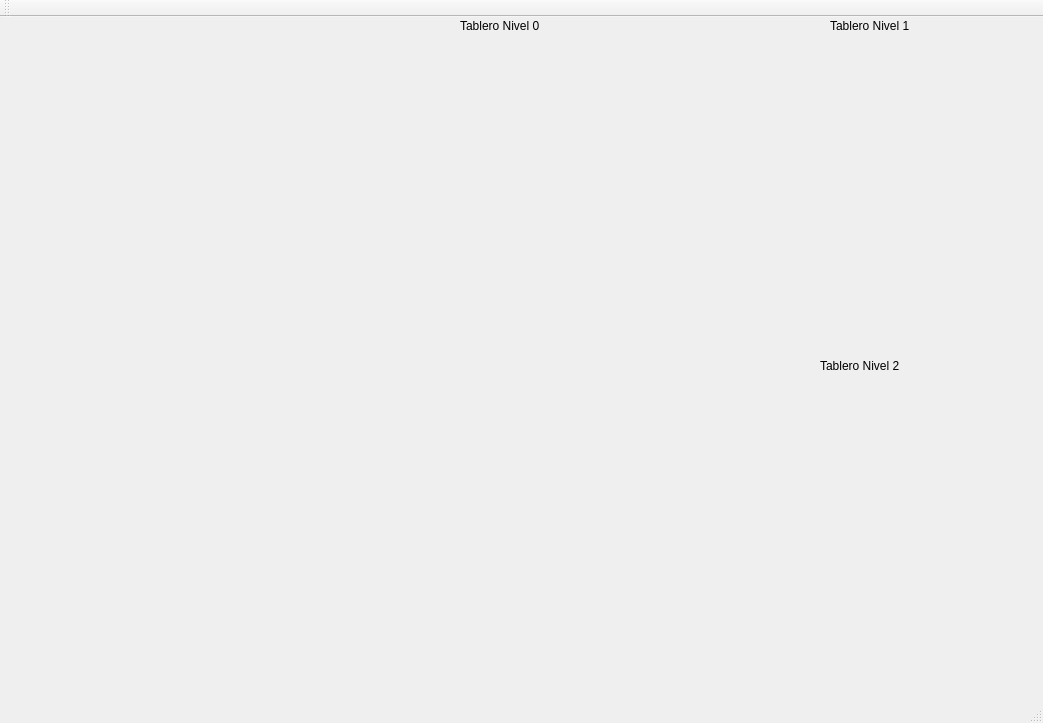
Qt form mainwindow.ui (EduardoGarcia360/EDDProyecto1) before a commit.
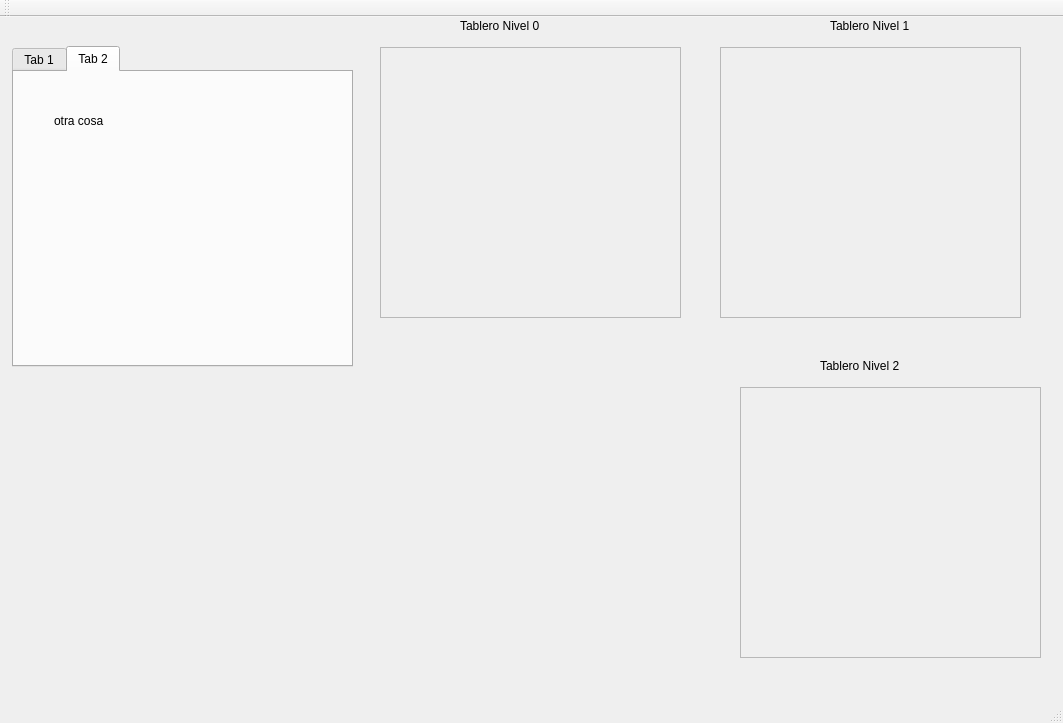
The same form after that commit.

```diff
--- a/mainwindow.ui
+++ b/mainwindow.ui
@@ -6,7 +6,7 @@
    <rect>
     <x>0</x>
     <y>0</y>
-    <width>1043</width>
+    <width>1063</width>
     <height>723</height>
    </rect>
   </property>
@@ -14,17 +14,6 @@
    <string>MainWindow</string>
   </property>
   <widget class="QWidget" name="centralWidget">
-   <widget class="QWidget" name="gridLayoutWidget">
-    <property name="geometry">
-     <rect>
-      <x>380</x>
-      <y>40</y>
-      <width>291</width>
-      <height>271</height>
-     </rect>
-    </property>
-    <layout class="QGridLayout" name="Tablero0"/>
-   </widget>
    <widget class="QLabel" name="label">
     <property name="geometry">
      <rect>
@@ -38,17 +27,6 @@
      <string>Tablero Nivel 0</string>
     </property>
    </widget>
-   <widget class="QWidget" name="gridLayoutWidget_2">
-    <property name="geometry">
-     <rect>
-      <x>730</x>
-      <y>40</y>
-      <width>291</width>
-      <height>271</height>
-     </rect>
-    </property>
-    <layout class="QGridLayout" name="Tablero1"/>
-   </widget>
    <widget class="QLabel" name="label_2">
     <property name="geometry">
      <rect>
@@ -62,17 +40,6 @@
      <string>Tablero Nivel 1</string>
     </property>
    </widget>
-   <widget class="QWidget" name="gridLayoutWidget_3">
-    <property name="geometry">
-     <rect>
-      <x>730</x>
-      <y>370</y>
-      <width>291</width>
-      <height>271</height>
-     </rect>
-    </property>
-    <layout class="QGridLayout" name="Tablero1_2"/>
-   </widget>
    <widget class="QLabel" name="label_3">
     <property name="geometry">
      <rect>
@@ -86,6 +53,124 @@
      <string>Tablero Nivel 2</string>
     </property>
    </widget>
+   <widget class="QScrollArea" name="tablero0">
+    <property name="geometry">
+     <rect>
+      <x>380</x>
+      <y>30</y>
+      <width>301</width>
+      <height>271</height>
+     </rect>
+    </property>
+    <property name="widgetResizable">
+     <bool>true</bool>
+    </property>
+    <widget class="QWidget" name="scrollAreaWidgetContents">
+     <property name="geometry">
+      <rect>
+       <x>0</x>
+       <y>0</y>
+       <width>299</width>
+       <height>269</height>
+      </rect>
+     </property>
+    </widget>
+   </widget>
+   <widget class="QScrollArea" name="tablero1">
+    <property name="geometry">
+     <rect>
+      <x>720</x>
+      <y>30</y>
+      <width>301</width>
+      <height>271</height>
+     </rect>
+    </property>
+    <property name="widgetResizable">
+     <bool>true</bool>
+    </property>
+    <widget class="QWidget" name="scrollAreaWidgetContents_2">
+     <property name="geometry">
+      <rect>
+       <x>0</x>
+       <y>0</y>
+       <width>299</width>
+       <height>269</height>
+      </rect>
+     </property>
+    </widget>
+   </widget>
+   <widget class="QScrollArea" name="tablero2">
+    <property name="geometry">
+     <rect>
+      <x>740</x>
+      <y>370</y>
+      <width>301</width>
+      <height>271</height>
+     </rect>
+    </property>
+    <property name="widgetResizable">
+     <bool>true</bool>
+    </property>
+    <widget class="QWidget" name="scrollAreaWidgetContents_3">
+     <property name="geometry">
+      <rect>
+       <x>0</x>
+       <y>0</y>
+       <width>299</width>
+       <height>269</height>
+      </rect>
+     </property>
+    </widget>
+   </widget>
+   <widget class="QTabWidget" name="cosa">
+    <property name="geometry">
+     <rect>
+      <x>12</x>
+      <y>29</y>
+      <width>341</width>
+      <height>321</height>
+     </rect>
+    </property>
+    <property name="currentIndex">
+     <number>1</number>
+    </property>
+    <widget class="QWidget" name="tab">
+     <attribute name="title">
+      <string>Tab 1</string>
+     </attribute>
+     <widget class="QLabel" name="label_4">
+      <property name="geometry">
+       <rect>
+        <x>230</x>
+        <y>110</y>
+        <width>67</width>
+        <height>17</height>
+       </rect>
+      </property>
+      <property name="text">
+       <string>mostrar</string>
+      </property>
+     </widget>
+    </widget>
+    <widget class="QWidget" name="tab_2">
+     <attribute name="title">
+      <string>Tab 2</string>
+     </attribute>
+     <widget class="QLabel" name="label_5">
+      <property name="geometry">
+       <rect>
+        <x>40</x>
+        <y>40</y>
+        <width>67</width>
+        <height>17</height>
+       </rect>
+      </property>
+      <property name="text">
+       <string>otra cosa</string>
+      </property>
+     </widget>
+    </widget>
+   </widget>
   </widget>
   <widget class="QMenuBar" name="menuBar">
    <property name="geometry">
```
Left out of the diff: 2 changed lines with no effect on the pictures.
